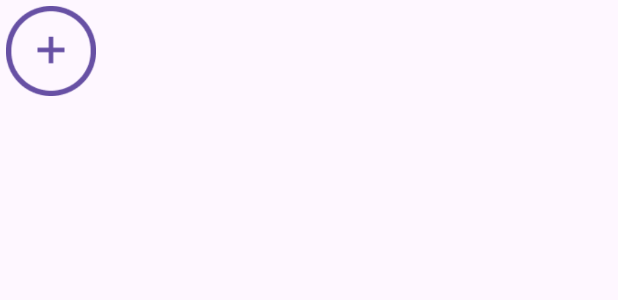
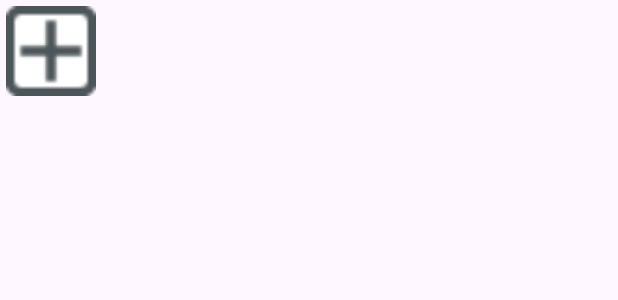
Before and after one commit to ChenghaoLyu/Mobile-T05-G04, an Android app: the layout button_join_team.xml on its own in the app's theme, with its tools: preview values and no code run, on a phone screen of 412 x 824 dp. Shown: the top 300 px of the screen. Run offline under Robolectric (Android 15) with nearby library versions, the phone set to English and light mode, and no system bars.

Commit message:
Edit 'Join' button style

```diff
--- a/G04Project/app/src/main/res/layout/button_join_team.xml
+++ b/G04Project/app/src/main/res/layout/button_join_team.xml
@@ -1,7 +1,7 @@
 <?xml version="1.0" encoding="utf-8"?>
-<Button xmlns:android="http://schemas.android.com/apk/res/android"
+<ImageButton xmlns:android="http://schemas.android.com/apk/res/android"
     android:id="@+id/joinTeamButton"
-    android:layout_width="60dp"
-    android:layout_height="60dp"
+    android:layout_width="60sp"
+    android:layout_height="60sp"
     android:background="@drawable/join_team_button"
     android:layout_margin="4dp"/>
```
Also changed, not shown: G04Project/app/src/main/res/drawable/join_team_button.png.
